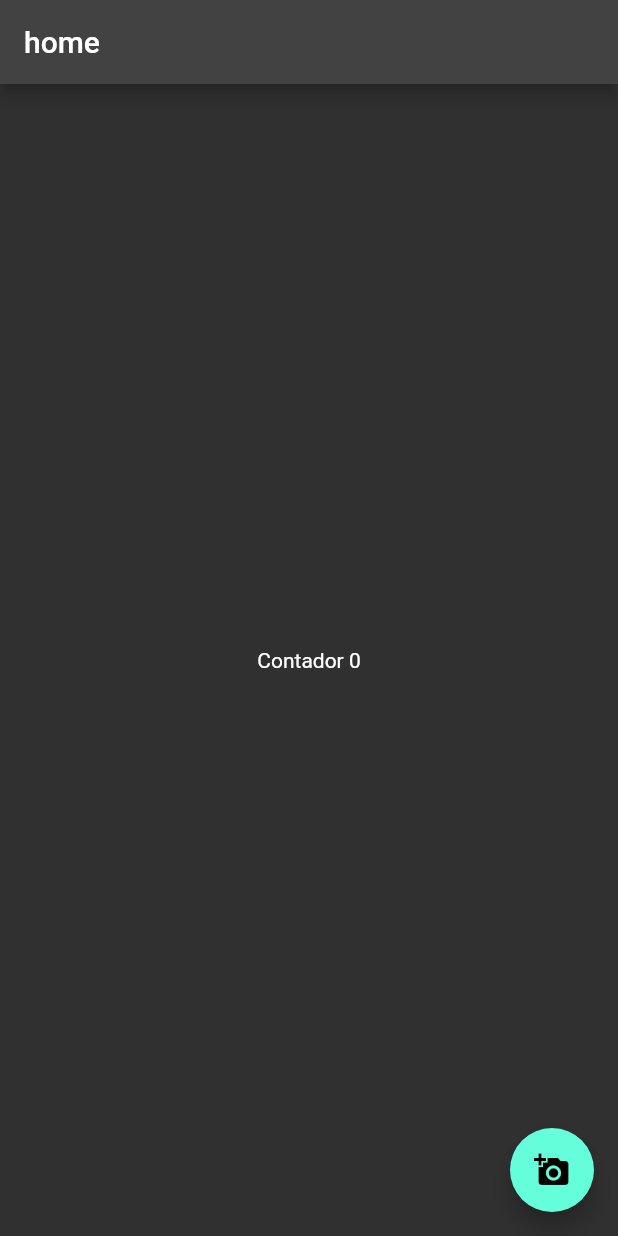
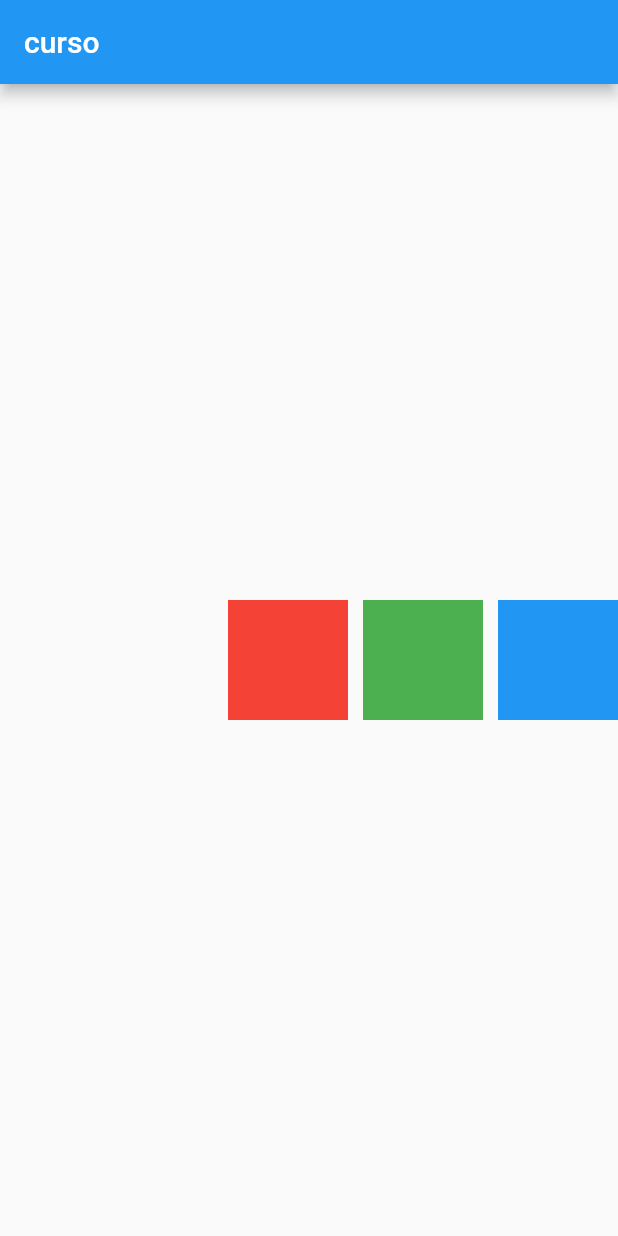
Before and after one commit to LucianoFraga27/Flutter-CursoFlutterando2, a Flutter app: the screen it shows after launch, on a phone screen of 412 x 824 dp. Run offline on Flutter 3.47's test engine with Material 2 defaults, Android fonts, the phone set to English and light mode, and no system bars.

Commit message:
colunas e linhas

```diff
--- a/lib/homepage.dart
+++ b/lib/homepage.dart
@@ -46,21 +46,38 @@ class _HomeState extends State<Home> {
   @override
   Widget build(BuildContext context) {
     return Scaffold(
-        appBar: AppBar(
-          title: Text("home"),
-        ),
-        floatingActionButton: FloatingActionButton(
-            onPressed: () {
-              setState((){
-                counter++;
-              });
-            },
-            child: Icon(
-              Icons.add_a_photo,
-            )),
+        appBar: AppBar(title: Text("curso"),),
         body: Center(
-            child: Text(
-          "Contador ${counter}",
-        )));
+          child: Row(
+            mainAxisAlignment: MainAxisAlignment.end,
+            crossAxisAlignment: CrossAxisAlignment.start,
+            children: [
+              Container(
+                height: 80,
+                width: 80,
+                color: Colors.red,
+              ),
+              Container(
+                height: 10,
+                width: 10,
+              ),
+              Container(
+                height: 80,
+                width: 80,
+                color: Colors.green,
+              ),
+              Container(
+                height: 10,
+                width: 10,
+              ),
+              Container(
+                height: 80,
+                width: 80,
+                color: Colors.blue,
+              ),
+            ],
+          )
+        )
+    );
   }
 }
--- a/lib/myapp.dart
+++ b/lib/myapp.dart
@@ -11,7 +11,6 @@ class MyApp extends StatelessWidget {
       home: HomeController(
         child: Home(),
       ),
-      theme: ThemeData.dark(),
     );
   }
 }
```
Also changed, not shown: 1 other file.
